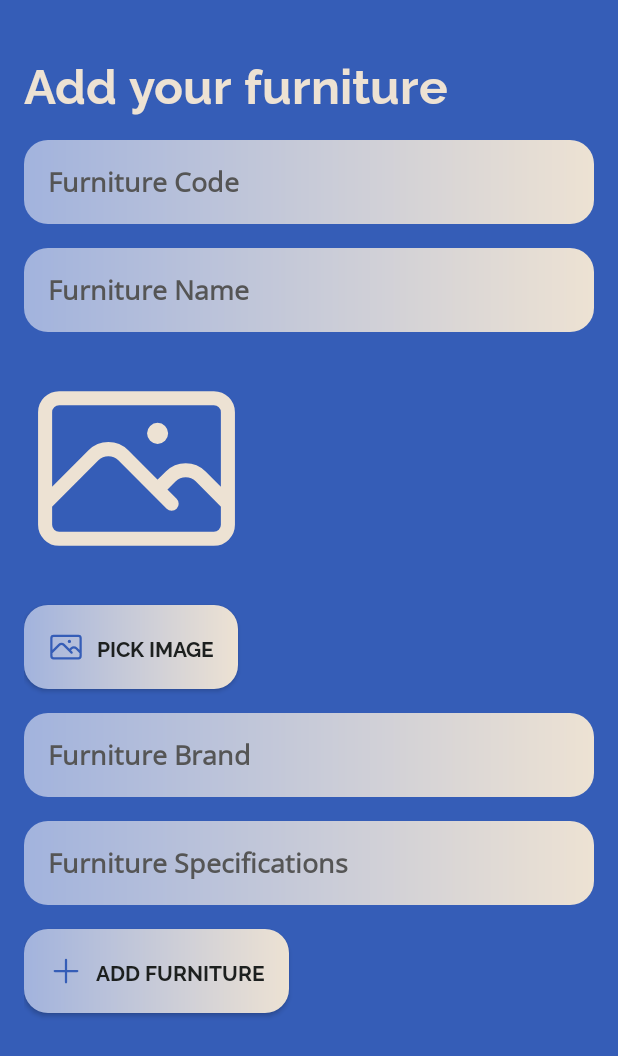
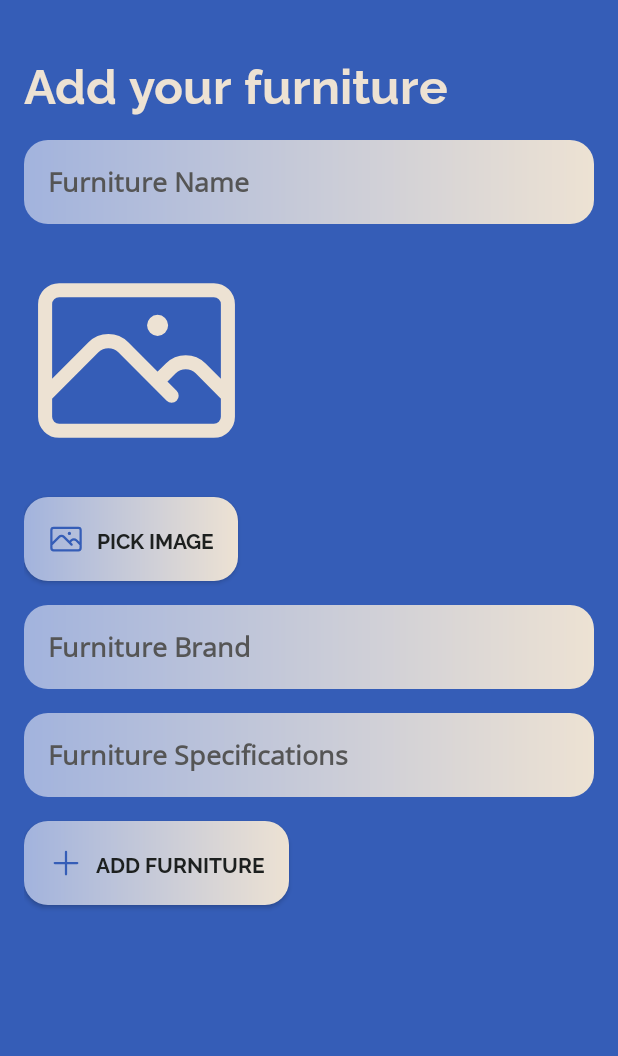
Before and after one commit to Marvvllo/EleganterMobile, an Android app: the screen it shows after launch (AddFurnitureActivity), after a tap on "Add Button", on a phone screen of 412 x 824 dp. Shown: the top 1056 px of the screen. Run offline under Robolectric (Android 15) with nearby library versions, the phone set to English and light mode, and no system bars; our stand-ins replace Firebase (no records; nobody signed in at launch, a user with empty details on screens opened directly), Picasso; pictures from the network do not load.

```diff
--- a/app/build.gradle
+++ b/app/build.gradle
@@ -31,6 +31,8 @@ android {
 dependencies {
     implementation platform('com.google.firebase:firebase-bom:31.0.2')
     implementation 'com.google.firebase:firebase-analytics'
+    implementation 'com.google.firebase:firebase-storage'
+    implementation 'com.squareup.picasso:picasso:2.8'
     implementation 'androidx.appcompat:appcompat:1.5.0'
     implementation 'com.google.android.material:material:1.6.1'
     implementation 'androidx.constraintlayout:constraintlayout:2.1.4'
--- a/app/src/main/java/com/marvello/eleganter/AddFurnitureActivity.java
+++ b/app/src/main/java/com/marvello/eleganter/AddFurnitureActivity.java
@@ -8,36 +8,29 @@ import androidx.appcompat.app.AppCompatActivity;
 import androidx.appcompat.widget.AppCompatButton;
 
 import android.content.Intent;
-import android.content.pm.PackageManager;
-import android.database.Cursor;
-import android.database.sqlite.SQLiteDatabase;
-import android.graphics.Bitmap;
-import android.graphics.BitmapFactory;
 import android.net.Uri;
 import android.os.Bundle;
-import android.provider.MediaStore;
 import android.view.View;
 import android.widget.EditText;
 import android.widget.ImageView;
-import android.widget.TextView;
 import android.widget.Toast;
 
 import com.google.android.gms.tasks.OnFailureListener;
 import com.google.android.gms.tasks.OnSuccessListener;
 import com.google.firebase.database.DatabaseReference;
-import com.google.firebase.database.FirebaseDatabase;
+import com.google.firebase.storage.StorageReference;
 
 public class AddFurnitureActivity extends AppCompatActivity {
     private EditText etCode, etName, etBrand, etSpecs;
     private AppCompatButton btnPickImage;
     private AppCompatButton btnSubmit;
     private ImageView imgPreview;
-    private DataHelper DB;
 
-    DatabaseReference database = new FirebaseHelper().getReference();
+    DatabaseReference database = new FirebaseHelper().getDatabase();
+    StorageReference storageRef = new FirebaseHelper().getStorage();
 
-//    Database fields
-    private String code;
+
+    //    Database fields
     private String name;
     private Uri imageUri;
     private String brand;
@@ -48,9 +41,6 @@ public class AddFurnitureActivity extends AppCompatActivity {
         super.onCreate(savedInstanceState);
         setContentView(R.layout.activity_add_furniture);
 
-        DB = new DataHelper(this);
-
-        etCode = findViewById(R.id.et_code);
         etName = findViewById(R.id.et_name);
         etBrand = findViewById(R.id.et_brand);
         etSpecs = findViewById(R.id.et_specs);
@@ -81,7 +71,9 @@ public class AddFurnitureActivity extends AppCompatActivity {
                         Toast.makeText(AddFurnitureActivity.this, "Specs kosong"
                                             , Toast.LENGTH_SHORT).show();
                 } else {
-                    Furniture furniture = new Furniture(name, "null", brand, specs);
+                    String imageFileName = new ImageHelper().getFileName(imageUri);
+
+                    Furniture furniture = new Furniture(name, "images/"+imageFileName, brand, specs);
 
                     database.child("furniture").push().setValue(furniture)
                             .addOnSuccessListener(new OnSuccessListener<Void>() {
@@ -89,6 +81,10 @@ public class AddFurnitureActivity extends AppCompatActivity {
                                 public void onSuccess(Void unused) {
                                     Toast.makeText(AddFurnitureActivity.this, "Data Berhasil Disimpan"
                                             , Toast.LENGTH_SHORT).show();
+
+                                    StorageReference imageRef = storageRef.child("images/" + imageFileName);
+                                    Object uploadTask = imageRef.putFile(imageUri);
+
 
                                     startActivity(new Intent(AddFurnitureActivity.this, MainActivity.class));
                                     finish();
--- a/app/src/main/java/com/marvello/eleganter/FirebaseHelper.java
+++ b/app/src/main/java/com/marvello/eleganter/FirebaseHelper.java
@@ -2,16 +2,24 @@ package com.marvello.eleganter;
 
 import com.google.firebase.database.DatabaseReference;
 import com.google.firebase.database.FirebaseDatabase;
+import com.google.firebase.storage.FirebaseStorage;
+import com.google.firebase.storage.StorageReference;
 
 public class FirebaseHelper {
 
-    public DatabaseReference getReference() {
+    public FirebaseHelper() {
+    }
+
+    public DatabaseReference getDatabase() {
         DatabaseReference database;
         database = FirebaseDatabase.getInstance("https://eleganter-e0e24-default-rtdb.asia-southeast1.firebasedatabase.app/")
                 .getReference();
         return database;
     }
 
-    public FirebaseHelper() {
+    public StorageReference getStorage() {
+        StorageReference storage = FirebaseStorage.getInstance().getReference();
+        return storage;
     }
+
 }
--- a/app/src/main/java/com/marvello/eleganter/ImageHelper.java
+++ b/app/src/main/java/com/marvello/eleganter/ImageHelper.java
@@ -78,4 +78,10 @@ public class ImageHelper {
         return null;
 
     }
+
+    public String getFileName(Uri uri) {
+        String[] path = uri.toString().split("%2F");
+        return path[path.length - 1];
+    }
+
 }
--- a/app/src/main/java/com/marvello/eleganter/MainActivity.java
+++ b/app/src/main/java/com/marvello/eleganter/MainActivity.java
@@ -3,24 +3,19 @@ package com.marvello.eleganter;
 import androidx.annotation.NonNull;
 import androidx.appcompat.app.AppCompatActivity;
 import androidx.appcompat.widget.AppCompatButton;
-import androidx.recyclerview.widget.GridLayoutManager;
 import androidx.recyclerview.widget.RecyclerView;
 
 import android.content.Intent;
-import android.database.AbstractCursor;
-import android.database.Cursor;
 import android.os.Bundle;
 import android.text.Editable;
 import android.text.TextWatcher;
 import android.view.View;
 import android.widget.EditText;
-import android.widget.TextView;
 import android.widget.Toast;
 
 import com.google.firebase.database.DataSnapshot;
 import com.google.firebase.database.DatabaseError;
 import com.google.firebase.database.DatabaseReference;
-import com.google.firebase.database.FirebaseDatabase;
 import com.google.firebase.database.ValueEventListener;
 
 import java.util.ArrayList;
@@ -34,7 +29,7 @@ public class MainActivity extends AppCompatActivity {
     private ArrayList<Furniture> listFurniture;
     public static MainActivity staticMainActivity;
     MainAdapter adapter;
-    DatabaseReference database = new FirebaseHelper().getReference();
+    DatabaseReference database = new FirebaseHelper().getDatabase();
 
     @Override
     protected void onCreate(Bundle savedInstanceState) {
@@ -81,7 +76,7 @@ public class MainActivity extends AppCompatActivity {
         database.child("furniture").addValueEventListener(new ValueEventListener() {
             @Override
             public void onDataChange(@NonNull DataSnapshot snapshot) {
-                listFurniture = new ArrayList<>();
+                listFurniture = new ArrayList<Furniture>();
                 for (DataSnapshot item : snapshot.getChildren()) {
                     Furniture furniture = item.getValue(Furniture.class);
                     assert furniture != null;
--- a/app/src/main/res/layout/activity_add_furniture.xml
+++ b/app/src/main/res/layout/activity_add_furniture.xml
@@ -20,23 +20,6 @@
         app:layout_constraintTop_toTopOf="parent" />
 
     <EditText
-        android:id="@+id/et_code"
-        android:layout_width="0dp"
-        android:layout_height="56dp"
-
-        android:layout_marginVertical="16dp"
-        android:background="@drawable/rounded_md_gradient"
-        android:hint="Furniture Code"
-        android:paddingHorizontal="16dp"
-        android:textColor="@color/black"
-        android:textColorHint="@color/gray_700"
-        android:textFontWeight="700"
-        app:layout_constraintEnd_toEndOf="parent"
-        app:layout_constraintHorizontal_bias="0.5"
-        app:layout_constraintStart_toStartOf="parent"
-        app:layout_constraintTop_toBottomOf="@+id/textView" />
-
-    <EditText
         android:id="@+id/et_name"
         android:layout_width="0dp"
         android:layout_height="56dp"
@@ -50,7 +33,7 @@
         app:layout_constraintEnd_toEndOf="parent"
         app:layout_constraintHorizontal_bias="0.5"
         app:layout_constraintStart_toStartOf="parent"
-        app:layout_constraintTop_toBottomOf="@+id/et_code" />
+        app:layout_constraintTop_toBottomOf="@+id/textView" />
 
     <ImageView
         android:id="@+id/img_preview"
--- a/app/src/main/res/layout/activity_main.xml
+++ b/app/src/main/res/layout/activity_main.xml
@@ -64,6 +64,9 @@
         android:layout_height="0dp"
         android:paddingVertical="8dp"
         android:paddingHorizontal="8dp"
+        tools:listitem="@layout/furniture_item"
+        app:spanCount="2"
+        app:layoutManager="androidx.recyclerview.widget.GridLayoutManager"
         app:layout_constraintBottom_toBottomOf="parent"
         app:layout_constraintEnd_toEndOf="parent"
         app:layout_constraintHorizontal_bias="0.0"
```
Also changed, not shown: app/src/main/java/com/marvello/eleganter/MainAdapter.java (+21 -5 lines).
